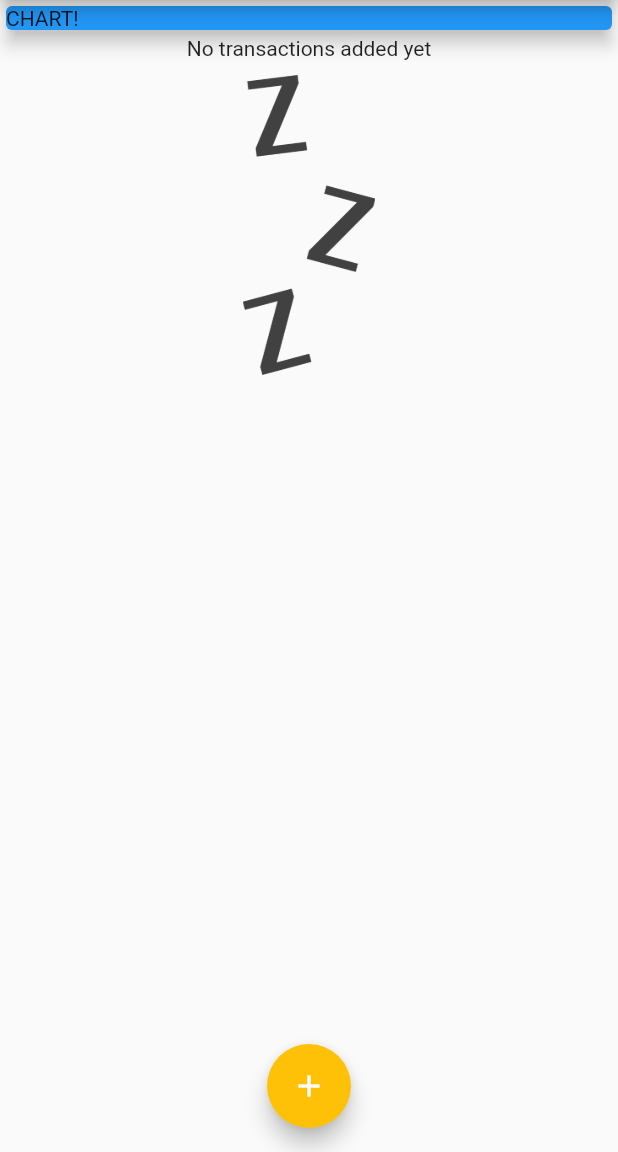
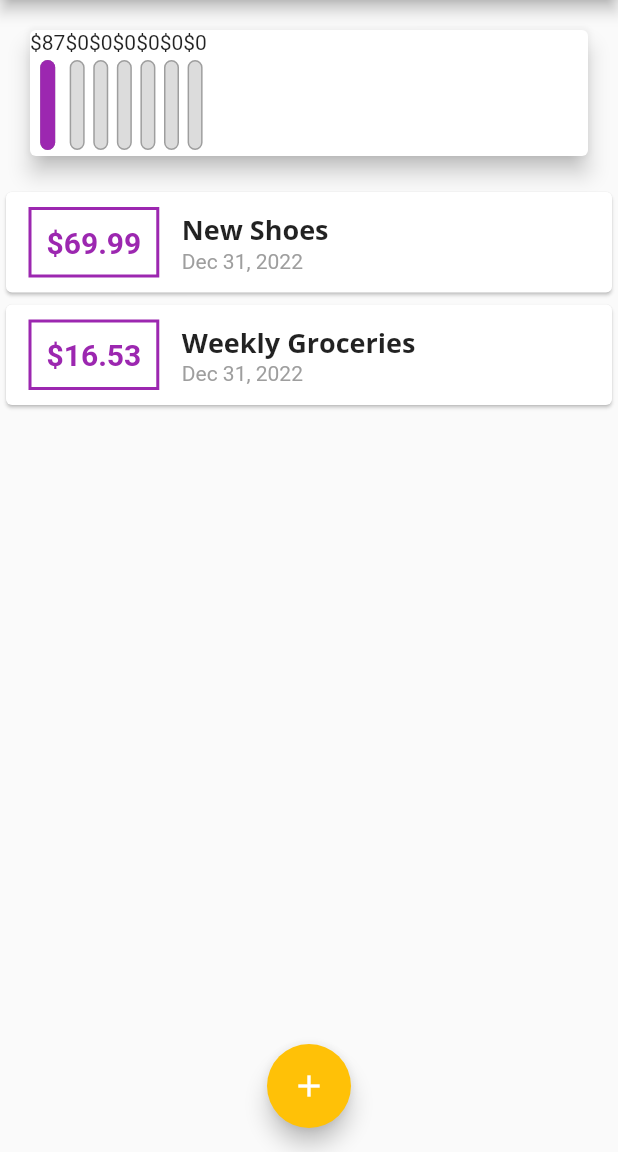
Before and after one commit to JoacoViera/flutter_expenses_app, a Flutter app: the screen it shows after launch, on a phone screen of 412 x 824 dp, the part 84-1236 px from its top. Run offline on Flutter 3.47's test engine with Material 2 defaults, Android fonts, the phone set to English and light mode, and no system bars.

Commit message:
recent transactions, chars

```diff
--- a/lib/main.dart
+++ b/lib/main.dart
@@ -1,6 +1,7 @@
 // ignore_for_file: library_private_types_in_public_api
 
 import 'package:flutter/material.dart';
+import 'package:flutter_expenses_app/widgets/chart.dart';
 
 import './widgets/new_transaction.dart';
 import './widgets/transaction_list.dart';
@@ -52,19 +53,29 @@ class MyHomePage extends StatefulWidget {
 
 class _MyHomePageState extends State<MyHomePage> {
   final List<Transaction> _userTransactions = [
-    // Transaction(
-    //   id: 't1',
-    //   title: 'New Shoes',
-    //   amount: 69.99,
-    //   date: DateTime.now(),
-    // ),
-    // Transaction(
-    //   id: 't2',
-    //   title: 'Weekly Groceries',
-    //   amount: 16.53,
-    //   date: DateTime.now(),
-    // ),
+    Transaction(
+      id: 't1',
+      title: 'New Shoes',
+      amount: 69.99,
+      date: DateTime.now(),
+    ),
+    Transaction(
+      id: 't2',
+      title: 'Weekly Groceries',
+      amount: 16.53,
+      date: DateTime.now(),
+    ),
   ];
+
+  List<Transaction> get recentTransactions {
+    return _userTransactions.where((tx) {
+      return tx.date.isAfter(
+        DateTime.now().subtract(
+          const Duration(days: 7),
+        ),
+      );
+    }).toList();
+  }
 
   void _addNewTransaction(String txTitle, double txAmount) {
     final newTx = Transaction(
@@ -109,14 +120,7 @@ class _MyHomePageState extends State<MyHomePage> {
           // mainAxisAlignment: MainAxisAlignment.start,
           crossAxisAlignment: CrossAxisAlignment.stretch,
           children: <Widget>[
-            Container(
-              width: double.infinity,
-              child: const Card(
-                color: Colors.blue,
-                elevation: 5,
-                child: Text('CHART!'),
-              ),
-            ),
+            Chart(recentTransactions),
             TransactionList(_userTransactions),
           ],
         ),
--- /dev/null
+++ b/lib/widgets/chart.dart
@@ -0,0 +1,55 @@
+import 'package:flutter/material.dart';
+import 'package:flutter_expenses_app/models/transaction.dart';
+import 'package:flutter_expenses_app/widgets/chart_bar.dart';
+import 'package:intl/intl.dart';
+
+class Chart extends StatelessWidget {
+  final List<Transaction> recentTransactions;
+  const Chart(this.recentTransactions, {super.key});
+
+  List<Map<String, Object>> get groupedTransactionsValues {
+    return List.generate(7, (index) {
+      final weekDay = DateTime.now().subtract(
+        Duration(days: index),
+      );
+      var totalSum = 0.0;
+
+      for (var i = 0; i < recentTransactions.length; i++) {
+        if (recentTransactions[i].date.day == weekDay.day &&
+            recentTransactions[i].date.month == weekDay.month &&
+            recentTransactions[i].date.year == weekDay.year) {
+          totalSum += recentTransactions[i].amount;
+        }
+      }
+
+      return {
+        'day': DateFormat.E().format(weekDay).substring(0, 1),
+        'amount': totalSum,
+      };
+    });
+  }
+
+  double get totalSpending {
+    return groupedTransactionsValues.fold(0.0, (sum, item) {
+      return sum + (item['amount'] as double);
+    });
+  }
+
+  @override
+  Widget build(BuildContext context) {
+    return Card(
+      elevation: 6,
+      margin: const EdgeInsets.all(20),
+      child: Row(
+        children: groupedTransactionsValues.map((data) {
+          return ChartBar(
+              (data['day'] as String),
+              (data['amount'] as double),
+              totalSpending == 0.0
+                  ? 0.0
+                  : (data['amount'] as double) / totalSpending);
+        }).toList(),
+      ),
+    );
+  }
+}
--- /dev/null
+++ b/lib/widgets/chart_bar.dart
@@ -0,0 +1,45 @@
+import 'package:flutter/material.dart';
+
+class ChartBar extends StatelessWidget {
+  final String label;
+  final double spendingAmount;
+  final double spendingPctOfTotal;
+  const ChartBar(this.label, this.spendingAmount, this.spendingPctOfTotal,
+      {super.key});
+
+  @override
+  Widget build(BuildContext context) {
+    return Column(
+      children: <Widget>[
+        Text('\$${spendingAmount.toStringAsFixed(0)}'),
+        const SizedBox(
+          height: 4,
+        ),
+        Container(
+          height: 60,
+          width: 10,
+          child: Stack(children: <Widget>[
+            Container(
+              decoration: BoxDecoration(
+                  border: Border.all(color: Colors.grey, width: 1.0),
+                  color: const Color.fromRGBO(220, 220, 220, 1),
+                  borderRadius: BorderRadius.circular(10)),
+            ),
+            FractionallySizedBox(
+              heightFactor: spendingPctOfTotal,
+              child: Container(
+                decoration: BoxDecoration(
+                  color: Theme.of(context).primaryColor,
+                  borderRadius: BorderRadius.circular(10),
+                ),
+              ),
+            )
+          ]),
+        ),
+        const SizedBox(
+          height: 4,
+        ),
+      ],
+    );
+  }
+}
```
